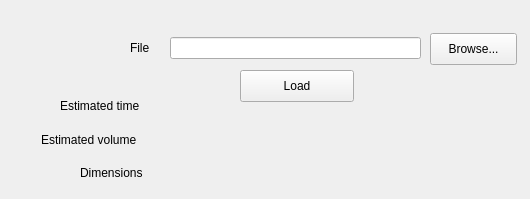
Above: jobwidget.ui from SeraphRobotics/SeraphPrint before the change. Below: the same form after it.
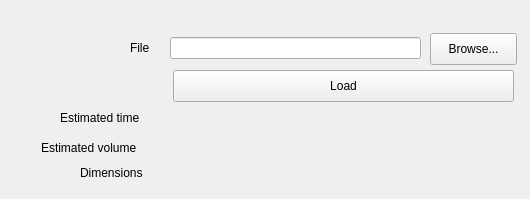
That is the form after the change.

```diff
--- a/jobwidget.ui
+++ b/jobwidget.ui
@@ -27,7 +27,7 @@
    <property name="geometry">
     <rect>
      <x>41</x>
-     <y>132</y>
+     <y>140</y>
      <width>112</width>
      <height>16</height>
     </rect>
@@ -53,7 +53,7 @@
    <property name="geometry">
     <rect>
      <x>60</x>
-     <y>98</y>
+     <y>110</y>
      <width>94</width>
      <height>16</height>
     </rect>
@@ -66,8 +66,8 @@
    <property name="geometry">
     <rect>
      <x>170</x>
-     <y>132</y>
-     <width>23</width>
+     <y>140</y>
+     <width>341</width>
      <height>16</height>
     </rect>
    </property>
@@ -93,7 +93,7 @@
     <rect>
      <x>170</x>
      <y>165</y>
-     <width>281</width>
+     <width>341</width>
      <height>16</height>
     </rect>
    </property>
@@ -105,8 +105,8 @@
    <property name="geometry">
     <rect>
      <x>170</x>
-     <y>98</y>
-     <width>23</width>
+     <y>110</y>
+     <width>341</width>
      <height>16</height>
     </rect>
    </property>
@@ -130,9 +130,9 @@
   <widget class="QPushButton" name="button_load">
    <property name="geometry">
     <rect>
-     <x>240</x>
+     <x>173</x>
      <y>70</y>
-     <width>114</width>
+     <width>341</width>
      <height>32</height>
     </rect>
    </property>
```
Left out of the diff: 11 changed lines with no effect on the pictures.
